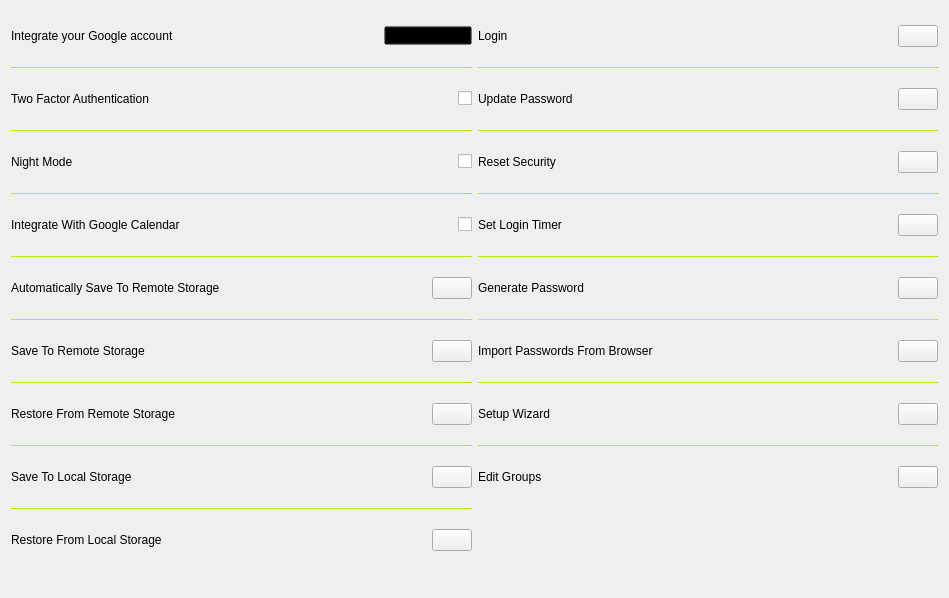
First picture: the form in designs/xml/settings_tab.ui, repository daniel-deru/WorkMate-3.0, before the edit.
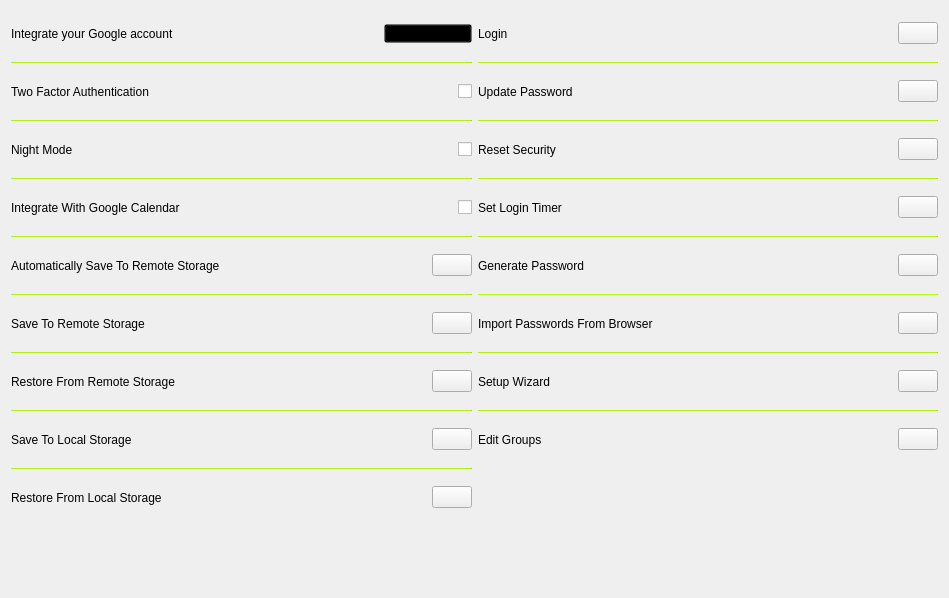
Second picture: the form after the edit.

What changed in the file:
```diff
--- a/designs/xml/settings_tab.ui
+++ b/designs/xml/settings_tab.ui
@@ -24,7 +24,7 @@
        <item>
         <widget class="QLabel" name="lbl_google_integration">
          <property name="sizePolicy">
-          <sizepolicy hsizetype="Expanding" vsizetype="Preferred">
+          <sizepolicy hsizetype="Expanding" vsizetype="Fixed">
            <horstretch>0</horstretch>
            <verstretch>0</verstretch>
           </sizepolicy>
@@ -32,7 +32,7 @@
          <property name="minimumSize">
           <size>
            <width>0</width>
-           <height>50</height>
+           <height>45</height>
           </size>
          </property>
          <property name="text">
@@ -80,7 +80,7 @@
        <item>
         <widget class="QLabel" name="lbl_2fa">
          <property name="sizePolicy">
-          <sizepolicy hsizetype="Expanding" vsizetype="Preferred">
+          <sizepolicy hsizetype="Expanding" vsizetype="Fixed">
            <horstretch>0</horstretch>
            <verstretch>0</verstretch>
           </sizepolicy>
@@ -88,7 +88,7 @@
          <property name="minimumSize">
           <size>
            <width>0</width>
-           <height>50</height>
+           <height>45</height>
           </size>
          </property>
          <property name="maximumSize">
@@ -138,7 +138,7 @@
        <item>
         <widget class="QLabel" name="lbl_night_mode">
          <property name="sizePolicy">
-          <sizepolicy hsizetype="Expanding" vsizetype="Preferred">
+          <sizepolicy hsizetype="Expanding" vsizetype="Fixed">
            <horstretch>0</horstretch>
            <verstretch>0</verstretch>
           </sizepolicy>
@@ -146,7 +146,7 @@
          <property name="minimumSize">
           <size>
            <width>0</width>
-           <height>50</height>
+           <height>45</height>
           </size>
          </property>
          <property name="maximumSize">
@@ -199,7 +199,7 @@
        <item>
         <widget class="QLabel" name="lbl_calendar">
          <property name="sizePolicy">
-          <sizepolicy hsizetype="Expanding" vsizetype="Preferred">
+          <sizepolicy hsizetype="Expanding" vsizetype="Fixed">
            <horstretch>0</horstretch>
            <verstretch>0</verstretch>
           </sizepolicy>
@@ -207,7 +207,7 @@
          <property name="minimumSize">
           <size>
            <width>0</width>
-           <height>50</height>
+           <height>45</height>
           </size>
          </property>
          <property name="maximumSize">
@@ -257,7 +257,7 @@
        <item>
         <widget class="QLabel" name="lbl_auto_save">
          <property name="sizePolicy">
-          <sizepolicy hsizetype="Expanding" vsizetype="Preferred">
+          <sizepolicy hsizetype="Expanding" vsizetype="Fixed">
            <horstretch>0</horstretch>
            <verstretch>0</verstretch>
           </sizepolicy>
@@ -265,7 +265,7 @@
          <property name="minimumSize">
           <size>
            <width>0</width>
-           <height>50</height>
+           <height>45</height>
           </size>
          </property>
          <property name="maximumSize">
@@ -321,7 +321,7 @@
        <item>
         <widget class="QLabel" name="lbl_save_remote">
          <property name="sizePolicy">
-          <sizepolicy hsizetype="Expanding" vsizetype="Preferred">
+          <sizepolicy hsizetype="Expanding" vsizetype="Fixed">
            <horstretch>0</horstretch>
            <verstretch>0</verstretch>
           </sizepolicy>
@@ -329,7 +329,7 @@
          <property name="minimumSize">
           <size>
            <width>0</width>
-           <height>50</height>
+           <height>45</height>
           </size>
          </property>
          <property name="text">
@@ -379,7 +379,7 @@
        <item>
         <widget class="QLabel" name="lbl_restore_remote">
          <property name="sizePolicy">
-          <sizepolicy hsizetype="Expanding" vsizetype="Preferred">
+          <sizepolicy hsizetype="Expanding" vsizetype="Fixed">
            <horstretch>0</horstretch>
            <verstretch>0</verstretch>
           </sizepolicy>
@@ -387,7 +387,7 @@
          <property name="minimumSize">
           <size>
            <width>0</width>
-           <height>50</height>
+           <height>45</height>
           </size>
          </property>
          <property name="text">
@@ -440,7 +440,7 @@
        <item>
         <widget class="QLabel" name="lbl_save_local">
          <property name="sizePolicy">
-          <sizepolicy hsizetype="Expanding" vsizetype="Preferred">
+          <sizepolicy hsizetype="Expanding" vsizetype="Fixed">
            <horstretch>0</horstretch>
            <verstretch>0</verstretch>
           </sizepolicy>
@@ -448,7 +448,7 @@
          <property name="minimumSize">
           <size>
            <width>0</width>
-           <height>50</height>
+           <height>45</height>
           </size>
          </property>
          <property name="text">
@@ -492,7 +492,7 @@
        <item>
         <widget class="QLabel" name="lbl_restore_local">
          <property name="sizePolicy">
-          <sizepolicy hsizetype="Expanding" vsizetype="Preferred">
+          <sizepolicy hsizetype="Expanding" vsizetype="Fixed">
            <horstretch>0</horstretch>
            <verstretch>0</verstretch>
           </sizepolicy>
@@ -500,7 +500,7 @@
          <property name="minimumSize">
           <size>
            <width>0</width>
-           <height>50</height>
+           <height>45</height>
           </size>
          </property>
          <property name="text">
@@ -559,7 +559,7 @@
          <property name="minimumSize">
           <size>
            <width>0</width>
-           <height>50</height>
+           <height>45</height>
           </size>
          </property>
          <property name="text">
@@ -617,7 +617,7 @@
          <property name="minimumSize">
           <size>
            <width>0</width>
-           <height>50</height>
+           <height>45</height>
           </size>
          </property>
          <property name="text">
@@ -669,7 +669,7 @@
          <property name="minimumSize">
           <size>
            <width>0</width>
-           <height>50</height>
+           <height>45</height>
           </size>
          </property>
          <property name="text">
@@ -727,7 +727,7 @@
          <property name="minimumSize">
           <size>
            <width>0</width>
-           <height>50</height>
+           <height>45</height>
           </size>
          </property>
          <property name="text">
@@ -791,7 +791,7 @@
          <property name="minimumSize">
           <size>
            <width>0</width>
-           <height>50</height>
+           <height>45</height>
           </size>
          </property>
          <property name="text">
@@ -843,7 +843,7 @@
          <property name="minimumSize">
           <size>
            <width>0</width>
-           <height>50</height>
+           <height>45</height>
           </size>
          </property>
          <property name="text">
@@ -901,7 +901,7 @@
          <property name="minimumSize">
           <size>
            <width>0</width>
-           <height>50</height>
+           <height>45</height>
           </size>
          </property>
          <property name="text">
@@ -953,7 +953,7 @@
          <property name="minimumSize">
           <size>
            <width>0</width>
-           <height>50</height>
+           <height>45</height>
           </size>
          </property>
          <property name="text">
```
